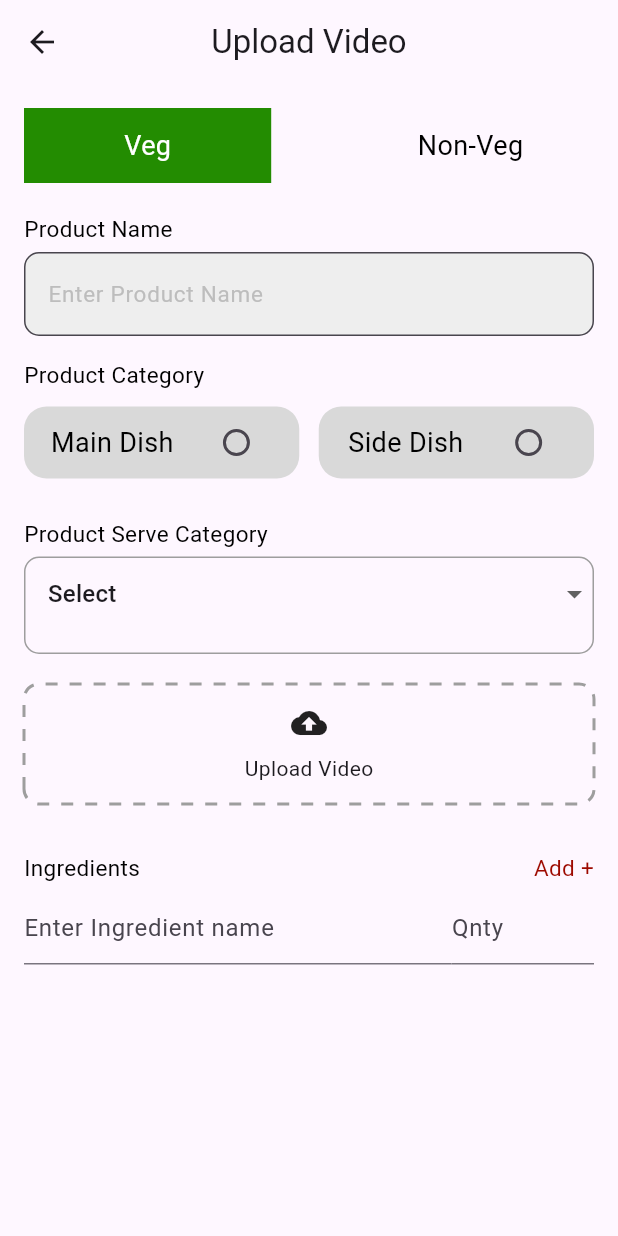
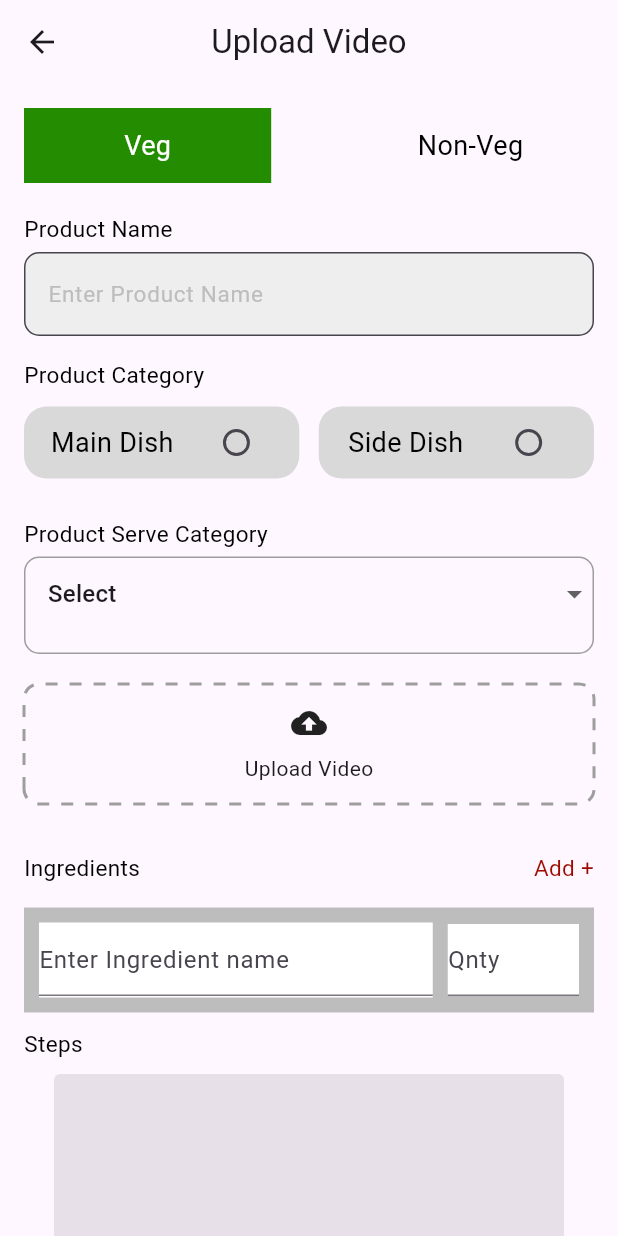
Before and after one commit to ananthi08/ypc_chef, a Flutter app: the UploadVideo screen opened by its route, on a phone screen of 412 x 824 dp. Run offline on Flutter 3.47's test engine with Material 2 defaults, Android fonts, the light colour scheme and no system bars; drawn by our look-alikes of dotted_border; our stand-ins replace google_fonts, image_picker, intl_phone_field, otp_text_field, pin_code_fields, shared_preferences and 2 more; accounts and stored records are empty; network calls fail.

Commit message:
upload page

```diff
--- a/lib/constants/routes.dart
+++ b/lib/constants/routes.dart
@@ -1,3 +1,5 @@
+import 'package:chef_frontend/views/auth/signin/forgotpassword_view.dart';
+import 'package:chef_frontend/views/auth/signin/resetpassword_view.dart';
 import 'package:chef_frontend/views/auth/signin/signin_view.dart';
 import 'package:chef_frontend/views/dashboard/dashboard_top_profile/dashboardprofile_View.dart';
 import 'package:chef_frontend/views/dashboard/dashboard_view.dart';
@@ -6,11 +8,11 @@ import 'package:chef_frontend/views/first_page_view.dart';
 import 'package:flutter/material.dart';
 
 Map<String, Widget Function(BuildContext)> routes = {
-  Dashboardview.route : (context) => const Dashboardview(),
-  UploadVideo.route : (context) => const UploadVideo(),
-  Signin.route : (context) => const Signin(),
-  Firstpage.route : (context) => const Firstpage(),
-  Profilepage.route : (context) => const Profilepage(),
-
-
+  Dashboardview.route: (context) => const Dashboardview(),
+  UploadVideo.route: (context) => const UploadVideo(),
+  Signin.route: (context) => const Signin(),
+  Firstpage.route: (context) => const Firstpage(),
+  Profilepage.route: (context) => const Profilepage(),
+  Forgot.route: (context) => const Forgot(),
+  Reset.route: (context) => const Reset(),
 };
--- a/lib/views/dashboard/uploaded_video.dart
+++ b/lib/views/dashboard/uploaded_video.dart
@@ -1,7 +1,7 @@
 import 'package:chef_frontend/common_widget/videoplayer.dart';
 import 'package:chef_frontend/service/get_api/GETproductcategory.dart';
+import 'package:dotted_border/dotted_border.dart';
 import 'package:flutter/material.dart';
-import 'package:dotted_border/dotted_border.dart';
 import 'package:image_picker/image_picker.dart';
 
 class UploadVideo extends StatefulWidget {
@@ -195,7 +195,7 @@ class _UploadVideoState extends State<UploadVideo> {
                     Expanded(
                       child: Container(
                         decoration: const BoxDecoration(
-                          color:  Color.fromARGB(255, 217, 217, 217),
+                          color: Color.fromARGB(255, 217, 217, 217),
                           borderRadius: BorderRadius.all(Radius.circular(15)),
                         ),
                         child: Row(
@@ -400,11 +400,20 @@ class _UploadVideoState extends State<UploadVideo> {
                       const SizedBox(height: 6),
                       Column(
                         children: [
-                          Row(
+                          Container(
+                            height: 70,
+                            width: 500,
+                            color: Colors.grey.shade400,
+                            margin: EdgeInsets.fromLTRB(0, 10, 0, 0),
+                            child: Padding(
+                              padding: const EdgeInsets.all(10.0),
+                              child: Row(
                                 children: [
                                   Expanded(
                                     flex: 6,
                                     child: Container(
+                                      color: Color.fromARGB(255, 255, 255, 255),
+                                      child: Center(
                                         child: TextField(
                                           onChanged: (value) {
                                             ingredients[0].name = value;
@@ -415,9 +424,14 @@ class _UploadVideoState extends State<UploadVideo> {
                                         ),
                                       ),
                                     ),
+                                  ),
+                                  const SizedBox(
+                                    width: 10,
+                                  ),
                                   Expanded(
                                     flex: 2,
                                     child: Container(
+                                      color: Colors.white,
                                       child: TextField(
                                         onChanged: (value) {
                                           ingredients[0].quantity = value;
@@ -430,30 +444,49 @@ class _UploadVideoState extends State<UploadVideo> {
                                   ),
                                 ],
                               ),
+                            ),
+                          ),
                         ],
                       ),
                       // Additional rows for ingredients and quantities go here
                       ...ingredients
                           .skip(1)
                           .map(
-                            (ingredient) => Row(
+                            (ingredient) => Container(
+                              height: 70,
+                              width: 500,
+                              color: Colors.grey.shade400,
+                              child: Container(
+                                color: Colors.grey,
+                                margin: EdgeInsets.fromLTRB(0, 10, 10, 0),
+                                child: Padding(
+                                  padding: const EdgeInsets.all(8.0),
+                                  child: Row(
                                     children: [
                                       Expanded(
                                         flex: 6,
                                         child: Container(
+                                          color: Colors.white,
+                                          child: Center(
                                             child: TextField(
                                               onChanged: (value) {
                                                 ingredient.name = value;
                                               },
                                               decoration: const InputDecoration(
-                                        hintText: 'Enter Ingredient name',
+                                                hintText:
+                                                    'Enter Ingredient name',
                                               ),
                                             ),
                                           ),
                                         ),
+                                      ),
+                                      const SizedBox(
+                                        width: 7,
+                                      ),
                                       Expanded(
                                         flex: 2,
                                         child: Container(
+                                          color: Colors.white,
                                           child: TextField(
                                             onChanged: (value) {
                                               ingredient.quantity = value;
@@ -466,10 +499,101 @@ class _UploadVideoState extends State<UploadVideo> {
                                       ),
                                     ],
                                   ),
+                                ),
+                              ),
+                            ),
                           )
                           .toList(),
                     ],
-                  )
+                  ),
+
+                  const SizedBox(
+                    height: 10,
+                  ),
+                  Column(
+                    children: [
+                      Row(
+                        children: [
+                          Align(
+                            alignment: Alignment.centerLeft,
+                            child: Text(
+                              'Steps',
+                              style: TextStyle(
+                                  fontSize: 15,
+                                  color: Color.fromARGB(255, 0, 0, 0),
+                                  fontWeight: FontWeight.normal),
+                            ),
+                          ),
+                        ],
+                      ),
+                    ],
+                  ),
+                  SizedBox(
+                    height: 10,
+                  ),
+                  // Column(
+                  //   children: [
+                  //     Container(
+                  //       height: 100,
+                  //       width: 340,
+                  //       color: Colors.grey,
+                  //       child: TextField(
+                  //         decoration: InputDecoration(
+                  //           border: OutlineInputBorder(
+                  //               borderRadius: BorderRadius.circular(5)),
+                  //         ),
+                  //       ),
+                  //     )
+                  //   ],
+                  // ),
+                  SizedBox(
+                    width: 340, // <-- TextField width
+                    height: 110, // <-- TextField height
+                    child: TextField(
+                      maxLines: null,
+                      expands: true,
+                      keyboardType: TextInputType.multiline,
+                      decoration: InputDecoration(
+                        filled: true,
+                      ),
+                    ),
+                  ),
+
+                  // Column(
+                  //   crossAxisAlignment: CrossAxisAlignment.start,
+                  //   children: <Widget>[
+                  //     const Padding(
+                  //       padding:
+                  //           EdgeInsets.symmetric(horizontal: 8, vertical: 16),
+                  //       child: TextField(
+                  //         decoration: InputDecoration(
+                  //           border: OutlineInputBorder(),
+                  //         ),
+                  //       ),
+                  //     ),
+                  //   ],
+                  // )
+                  const SizedBox(
+                    height: 10,
+                  ),
+
+                  ElevatedButton(
+                    style: ElevatedButton.styleFrom(
+                      shape: RoundedRectangleBorder(
+                          borderRadius: BorderRadius.circular(10)),
+                      primary: const Color(0xFFA51C05),
+                      minimumSize: const Size(175, 50),
+                    ),
+                    onPressed: () {
+                      // if (_formKey.currentState!.validate()) {
+                      //       verifyEmail();
+                      //     }
+                    },
+                    child: const Text(
+                      'Upload',
+                      style: TextStyle(color: Colors.white),
+                    ),
+                  ),
                 ],
               ),
             ],
```
Lines whose indentation alone changed are shown as unchanged.
